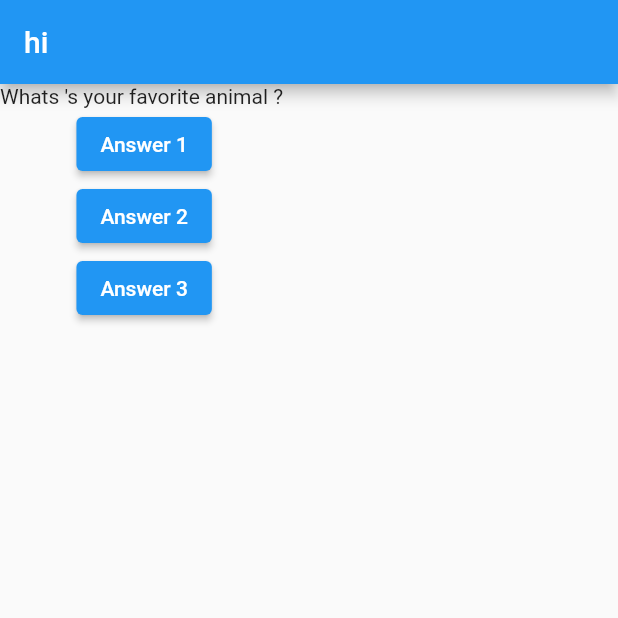
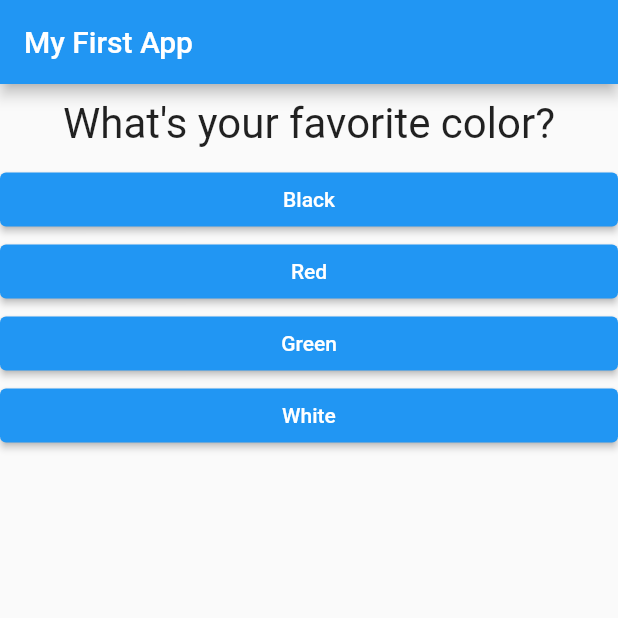
Before and after one commit to ELMEHDAOUIAhmed/Flutter_first_app, a Flutter app: the screen it shows after launch, on a phone screen of 412 x 824 dp, the top half of it. Run offline on Flutter 3.47's test engine with Material 2 defaults, Android fonts, the phone set to English and light mode, and no system bars.

Commit message:
fixed issues

```diff
--- /dev/null
+++ b/myfirst_app/lib/answer.dart
@@ -0,0 +1,22 @@
+import 'package:flutter/material.dart';
+
+class Answer extends StatelessWidget {
+  final Function selectHandler;
+  final String answerText;
+
+  Answer(this.selectHandler, this.answerText);
+
+  @override
+  Widget build(BuildContext context) {
+    return Container(
+      width: double.infinity,
+      child: ElevatedButton(
+        style: ButtonStyle(
+          backgroundColor: MaterialStateProperty.all(Colors.blue),
+        ),
+        child: Text(answerText),
+        onPressed: selectHandler,
+      ),
+    );
+  }
+}
--- a/myfirst_app/lib/main.dart
+++ b/myfirst_app/lib/main.dart
@@ -1,43 +1,62 @@
 import 'package:flutter/material.dart';
 
-void main() {
-  runApp(MyApp());
+import './question.dart';
+import './answer.dart';
+
+// void main() {
+//   runApp(MyApp());
+// }
+
+void main() => runApp(MyApp());
+
+class MyApp extends StatefulWidget {
+  @override
+  State<StatefulWidget> createState() {
+    // TODO: implement createState
+    return _MyAppState();
+  }
 }
 
-//void main => runApp(MyApp());
+class _MyAppState extends State<MyApp> {
+  var _questionIndex = 0;
 
-class MyApp extends StatelessWidget {
+  void _answerQuestion() {
+    setState(() {
+      _questionIndex = _questionIndex + 1;
+    });
+    print(_questionIndex);
+  }
 
-void answerQuestion()
-{
-  print('Answer 1! chosen');
-}
-
+  @override
   Widget build(BuildContext context) {
-    var qst = [
-      'whats \'s your favorite color ? :',
-      'Whats \'s your favorite animal ? ',
+    var questions = [
+      {
+        'questionText': 'What\'s your favorite color?',
+        'answers': ['Black', 'Red', 'Green', 'White'],
+      },
+      {
+        'questionText': 'What\'s your favorite animal?',
+        'answers': ['Rabbit', 'Snake', 'Elephant', 'Lion'],
+      },
+      {
+        'questionText': 'Who\'s your favorite instructor?',
+        'answers': ['Max', 'Max', 'Max', 'Max'],
+      },
     ];
     return MaterialApp(
       home: Scaffold(
         appBar: AppBar(
-          title: Text('hi'),
+          title: Text('My First App'),
         ),
         body: Column(
           children: [
-            Text(qst[1]) ,
-            ElevatedButton(
-              onPressed: answerQuestion,
-              child: Text('Answer 1'),
+            Question(
+              questions[_questionIndex]['questionText'],
             ),
-            ElevatedButton(
-              onPressed: ()=> print('Answer 2! chosen'),
-              child: Text('Answer 2'),
-            ),
-            ElevatedButton(
-              onPressed: (){ print('Answer 3! chosen');},
-              child: Text('Answer 3'),
-            ),
+            ...(questions[_questionIndex]['answers'] as List<String>)
+                .map((answer) {
+              return Answer(_answerQuestion, answer);
+            }).toList()
           ],
         ),
       ),
--- /dev/null
+++ b/myfirst_app/lib/question.dart
@@ -0,0 +1,20 @@
+import 'package:flutter/material.dart';
+
+class Question extends StatelessWidget {
+  final String questionText;
+
+  Question(this.questionText);
+
+  @override
+  Widget build(BuildContext context) {
+    return Container(
+      width: double.infinity,
+      margin: EdgeInsets.all(10),
+      child: Text(
+        questionText,
+        style: TextStyle(fontSize: 28),
+        textAlign: TextAlign.center,
+      ),
+    );
+  }
+}
```
Also changed, not shown: 1 other file.
